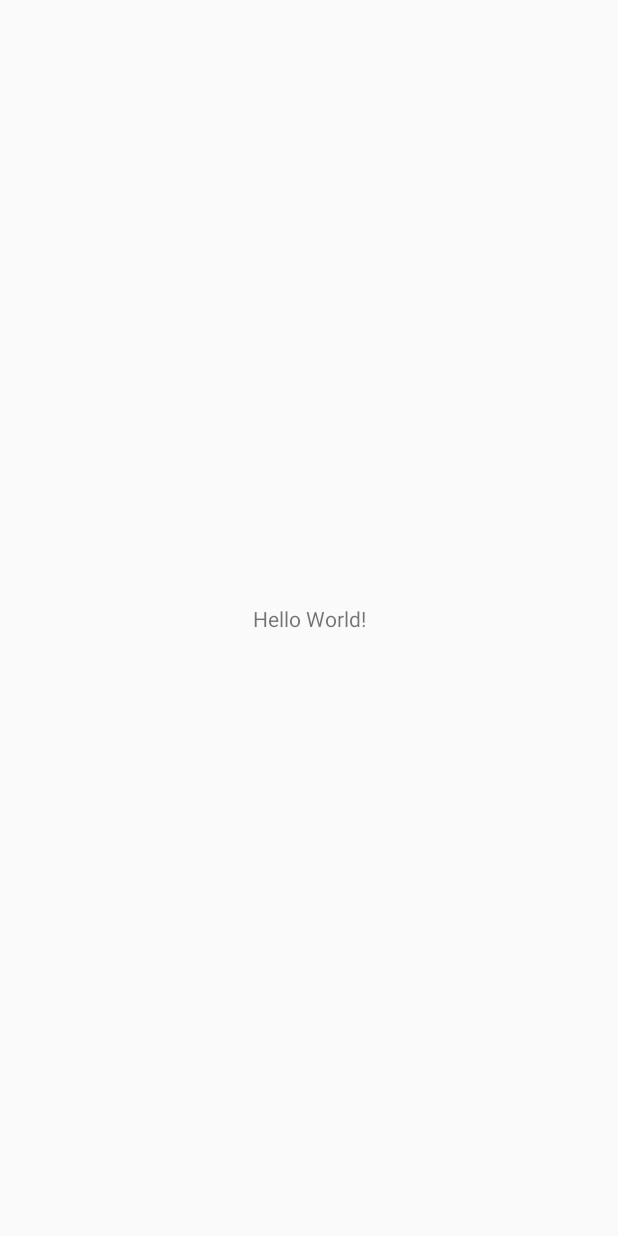
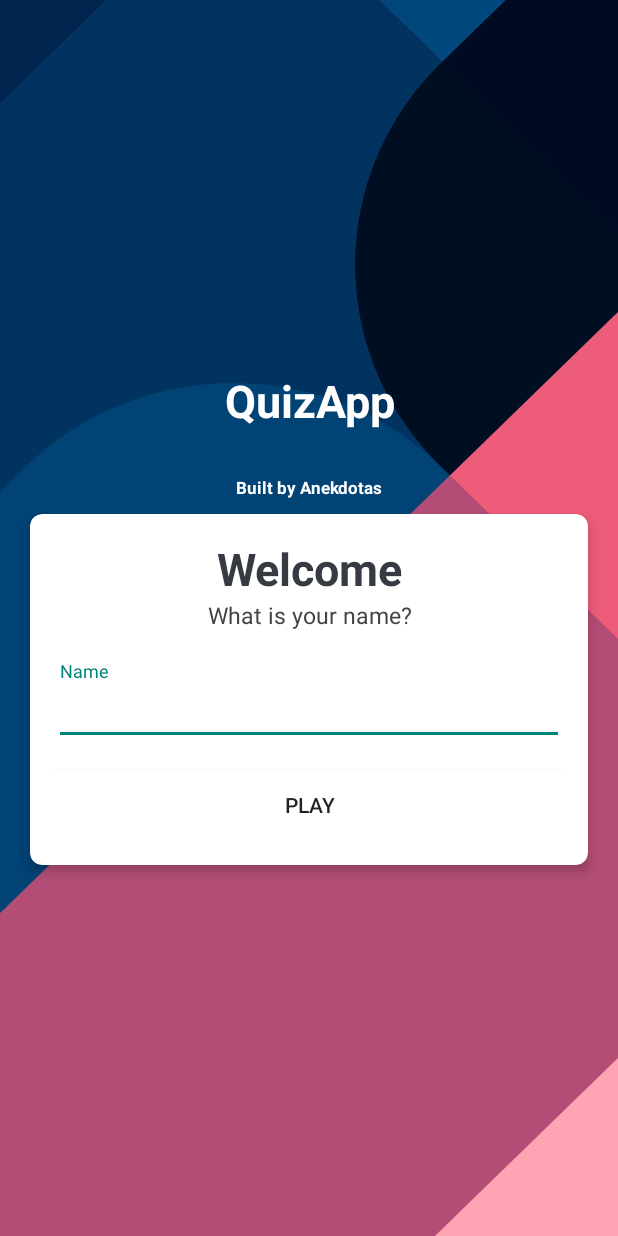
Before and after one commit to Anekdotas/MindGame, an Android app: the screen it shows after launch (MainActivity), on a phone screen of 412 x 824 dp. Before the commit the screen is almost empty. Run offline under Robolectric (Android 15) with nearby library versions, the phone set to English and light mode, and no system bars.

Commit message:
Add rudimentary menu screen

```diff
--- a/src/application/MindGameApplication/app/src/main/java/anekdotas/mindgameapplication/MainActivity.kt
+++ b/src/application/MindGameApplication/app/src/main/java/anekdotas/mindgameapplication/MainActivity.kt
@@ -2,10 +2,15 @@ package anekdotas.mindgameapplication
 
 import androidx.appcompat.app.AppCompatActivity
 import android.os.Bundle
+import android.view.View
+import android.view.View.*
 
 class MainActivity : AppCompatActivity() {
+
     override fun onCreate(savedInstanceState: Bundle?) {
         super.onCreate(savedInstanceState)
         setContentView(R.layout.activity_main)
+        window.decorView.systemUiVisibility = View.SYSTEM_UI_FLAG_FULLSCREEN
     }
+
 }
--- a/src/application/MindGameApplication/app/src/main/res/layout/activity_main.xml
+++ b/src/application/MindGameApplication/app/src/main/res/layout/activity_main.xml
@@ -1,18 +1,95 @@
 <?xml version="1.0" encoding="utf-8"?>
-<androidx.constraintlayout.widget.ConstraintLayout xmlns:android="http://schemas.android.com/apk/res/android"
+<LinearLayout xmlns:android="http://schemas.android.com/apk/res/android"
     xmlns:app="http://schemas.android.com/apk/res-auto"
     xmlns:tools="http://schemas.android.com/tools"
+    android:gravity="center"
+    android:orientation="vertical"
     android:layout_width="match_parent"
     android:layout_height="match_parent"
+    android:background="@drawable/main_background"
     tools:context=".MainActivity">
 
     <TextView
-        android:layout_width="wrap_content"
+        android:id="@+id/tv_application_name"
+        android:layout_width="match_parent"
         android:layout_height="wrap_content"
-        android:text="Hello World!"
-        app:layout_constraintBottom_toBottomOf="parent"
-        app:layout_constraintLeft_toLeftOf="parent"
-        app:layout_constraintRight_toRightOf="parent"
-        app:layout_constraintTop_toTopOf="parent" />
+        android:text="QuizApp"
+        android:layout_marginBottom="30dp"
+        android:textSize="30sp"
+        android:textStyle="bold"
+        android:textColor="@color/white"
+        android:gravity="center"/>
 
-</androidx.constraintlayout.widget.ConstraintLayout>
+    <TextView
+        android:id="@+id/tv_project_team_name"
+        android:layout_width="match_parent"
+        android:layout_height="wrap_content"
+        android:text="Built by Anekdotas"
+        android:layout_marginBottom="10dp"
+        android:textSize="11sp"
+        android:textStyle="bold"
+        android:textColor="@color/white"
+        android:gravity="center"/>
+
+
+    <androidx.cardview.widget.CardView
+        android:layout_width="match_parent"
+        android:layout_height="wrap_content"
+        android:layout_marginStart="20dp"
+        android:layout_marginEnd="20dp"
+        android:background="@color/white"
+        app:cardCornerRadius="8dp"
+        app:cardElevation="5dp"
+        >
+        <LinearLayout
+            android:layout_width="match_parent"
+            android:layout_height="wrap_content"
+            android:orientation="vertical"
+            android:padding="16dp"
+            >
+            <TextView
+                android:layout_width="match_parent"
+                android:layout_height="wrap_content"
+                android:gravity="center"
+                android:text="Welcome"
+                android:textColor="#363A43"
+                android:textSize="30sp"
+                android:textStyle="bold"
+                />
+
+            <TextView
+               android:layout_width="match_parent"
+               android:layout_height="wrap_content"
+              android:gravity="center"
+               android:text="What is your name?"
+              android:textColor="#434343"
+              android:textSize="15sp"
+                />
+
+            <com.google.android.material.textfield.TextInputLayout
+                android:layout_width="match_parent"
+                android:layout_height="wrap_content"
+                android:layout_marginTop="20dp"
+                >
+                <androidx.appcompat.widget.AppCompatEditText
+                    android:layout_width="match_parent"
+                    android:layout_height="wrap_content"
+                    android:gravity="start"
+                    android:hint="Name"
+                    android:textColor="#363A43"
+                    android:textColorHint="#7A8089" />
+
+            </com.google.android.material.textfield.TextInputLayout>
+
+
+            <Button
+                android:id="@+id/btn_menu"
+                android:layout_width="match_parent"
+                android:layout_height="wrap_content"
+                android:layout_marginTop="16dp"
+                android:background="@color/white"
+                android:text="Play"/>
+
+        </LinearLayout>
+    </androidx.cardview.widget.CardView>
+</LinearLayout>
```
Also changed, not shown: src/application/MindGameApplication/app/src/main/res/drawable/main_background.png (added).
